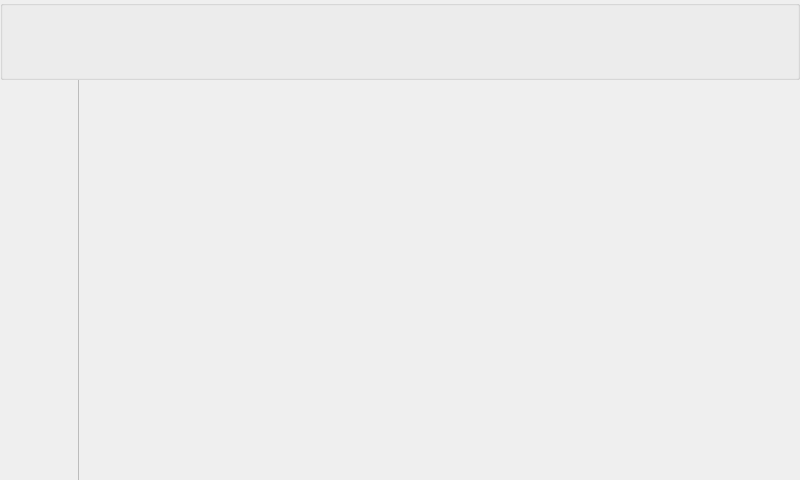
First picture: the form in BlocksScreen/lib/ui/mainWindow.ui, repository BlocksTechnology/BlocksScreen, before the edit.
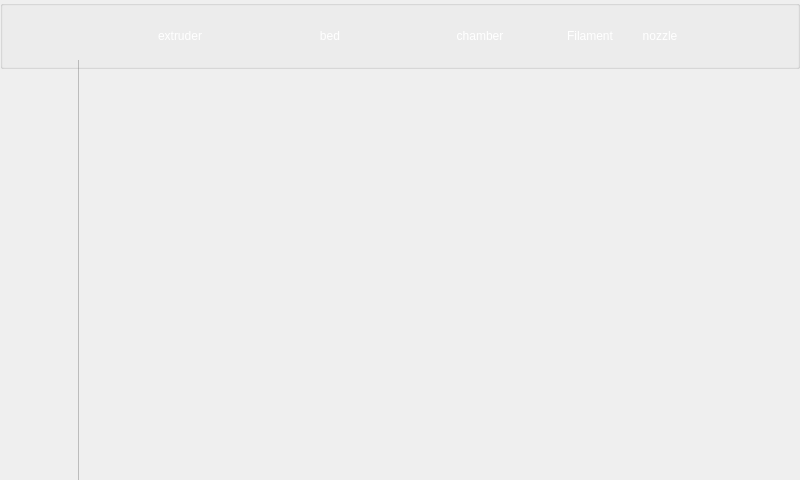
Second picture: the form after the edit. Icons and pictures are not drawn. Custom widgets are drawn as their Qt base class.

Commit message: Feature Dynamic chamber temp (#225)

Patch:
```diff
--- a/BlocksScreen/lib/ui/mainWindow.ui
+++ b/BlocksScreen/lib/ui/mainWindow.ui
@@ -169,981 +169,18 @@
     <string notr="true">#main_widget{background-image: url(:/background/media/1st_background.png);}
 </string>
    </property>
-   <layout class="QVBoxLayout" name="verticalLayout">
-    <property name="spacing">
-     <number>0</number>
-    </property>
-    <property name="sizeConstraint">
-     <enum>QLayout::SizeConstraint::SetMaximumSize</enum>
-    </property>
-    <property name="leftMargin">
-     <number>0</number>
-    </property>
-    <property name="topMargin">
-     <number>0</number>
-    </property>
-    <property name="rightMargin">
-     <number>0</number>
-    </property>
-    <property name="bottomMargin">
-     <number>0</number>
-    </property>
-    <item>
-     <widget class="QGroupBox" name="main_header_layout">
-      <property name="enabled">
-       <bool>true</bool>
-      </property>
-      <property name="sizePolicy">
-       <sizepolicy hsizetype="MinimumExpanding" vsizetype="MinimumExpanding">
-        <horstretch>2</horstretch>
-        <verstretch>1</verstretch>
-       </sizepolicy>
-      </property>
-      <property name="minimumSize">
-       <size>
-        <width>800</width>
-        <height>60</height>
-       </size>
-      </property>
-      <property name="maximumSize">
-       <size>
-        <width>1024</width>
-        <height>86</height>
-       </size>
-      </property>
-      <property name="sizeIncrement">
-       <size>
-        <width>0</width>
-        <height>0</height>
-       </size>
-      </property>
-      <property name="baseSize">
-       <size>
-        <width>800</width>
-        <height>60</height>
-       </size>
-      </property>
-      <property name="font">
-       <font>
-        <stylestrategy>PreferAntialias</stylestrategy>
-       </font>
-      </property>
-      <property name="cursor">
-       <cursorShape>BlankCursor</cursorShape>
-      </property>
-      <property name="layoutDirection">
-       <enum>Qt::LayoutDirection::LeftToRight</enum>
-      </property>
-      <property name="styleSheet">
-       <string notr="true">QWidget {
-	background-color: rgb(50,50,50);
-	color:rgb(255,255,255);
-	border-color : rgb(60,60,60);
-	selection-background-color: rgb(60,60,60);
-	gridline-color:rgb(60,60,60);
-	selection-color:rgb(60,60,60);
-}
-
-QGroupBox{
-	background-color: rgb(50,50,50);
-	border: none; 
-	border-color : rgb(60,60,60);
-	selection-background-color: rgb(60,60,60);
-	gridline-color:rgb(60,60,60);
-	selection-color:rgb(60,60,60);
-	
-}
-
-QFrame &gt; *{
-	background-color: rgb(50, 50, 50);
-	selection-background-color: rgb(60, 60, 60);
-	gridline-color: rgb(60, 60, 60);
-	color: rgb(255, 255, 255); 
-	selection-color: rgb(60, 60, 60);
-	border-bottom-color: rgb(60, 60, 60);
-	
-}
-
-
-QPushButton:pressed{
-	border: none;
-	background: transparent;
-}</string>
-      </property>
-      <property name="title">
-       <string/>
-      </property>
-      <property name="alignment">
-       <set>Qt::AlignmentFlag::AlignCenter</set>
-      </property>
-      <property name="flat">
-       <bool>true</bool>
-      </property>
-      <property name="checkable">
-       <bool>false</bool>
-      </property>
-      <layout class="QHBoxLayout" name="header_main_layout" stretch="2,0,0">
-       <property name="spacing">
-        <number>0</number>
-       </property>
-       <property name="sizeConstraint">
-        <enum>QLayout::SizeConstraint::SetMinimumSize</enum>
-       </property>
-       <property name="leftMargin">
-        <number>0</number>
-       </property>
-       <property name="topMargin">
-        <number>0</number>
-       </property>
-       <property name="rightMargin">
-        <number>0</number>
-       </property>
-       <property name="bottomMargin">
-        <number>0</number>
-       </property>
-       <item alignment="Qt::AlignmentFlag::AlignVCenter">
-        <widget class="QFrame" name="header_display_layout">
-         <property name="sizePolicy">
-          <sizepolicy hsizetype="MinimumExpanding" vsizetype="MinimumExpanding">
-           <horstretch>1</horstretch>
-           <verstretch>1</verstretch>
-          </sizepolicy>
-         </property>
-         <property name="minimumSize">
-          <size>
-           <width>600</width>
-           <height>60</height>
-          </size>
-         </property>
-         <property name="maximumSize">
-          <size>
-           <width>600</width>
-           <height>80</height>
-          </size>
-         </property>
-         <property name="palette">
-          <palette>
-           <active>
-            <colorrole role="WindowText">
-             <brush brushstyle="SolidPattern">
-              <color alpha="255">
-               <red>255</red>
-               <green>255</green>
-               <blue>255</blue>
-              </color>
-             </brush>
-            </colorrole>
-            <colorrole role="Button">
-             <brush brushstyle="SolidPattern">
-              <color alpha="255">
-               <red>50</red>
-               <green>50</green>
-               <blue>50</blue>
-              </color>
-             </brush>
-            </colorrole>
-            <colorrole role="Text">
-             <brush brushstyle="SolidPattern">
-              <color alpha="255">
-               <red>255</red>
-               <green>255</green>
-               <blue>255</blue>
-              </color>
-             </brush>
-            </colorrole>
-            <colorrole role="ButtonText">
-             <brush brushstyle="SolidPattern">
-              <color alpha="255">
-               <red>255</red>
-               <green>255</green>
-               <blue>255</blue>
-              </color>
-             </brush>
-            </colorrole>
-            <colorrole role="Base">
-             <brush brushstyle="SolidPattern">
-              <color alpha="255">
-               <red>50</red>
-               <green>50</green>
-               <blue>50</blue>
-              </color>
-             </brush>
-            </colorrole>
-            <colorrole role="Window">
-             <brush brushstyle="SolidPattern">
-              <color alpha="255">
-               <red>50</red>
-               <green>50</green>
-               <blue>50</blue>
-              </color>
-             </brush>
-            </colorrole>
-            <colorrole role="Highlight">
-             <brush brushstyle="SolidPattern">
-              <color alpha="255">
-               <red>60</red>
-               <green>60</green>
-               <blue>60</blue>
-              </color>
-             </brush>
-            </colorrole>
-            <colorrole role="HighlightedText">
-             <brush brushstyle="SolidPattern">
-              <color alpha="255">
-               <red>60</red>
-               <green>60</green>
-               <blue>60</blue>
-              </color>
-             </brush>
-            </colorrole>
-            <colorrole role="PlaceholderText">
-             <brush brushstyle="SolidPattern">
-              <color alpha="128">
-               <red>255</red>
-               <green>255</green>
-               <blue>255</blue>
-              </color>
-             </brush>
-            </colorrole>
-           </active>
-           <inactive>
-            <colorrole role="WindowText">
-             <brush brushstyle="SolidPattern">
-              <color alpha="255">
-               <red>255</red>
-               <green>255</green>
-               <blue>255</blue>
-              </color>
-             </brush>
-            </colorrole>
-            <colorrole role="Button">
-             <brush brushstyle="SolidPattern">
-              <color alpha="255">
-               <red>50</red>
-               <green>50</green>
-               <blue>50</blue>
-              </color>
-             </brush>
-            </colorrole>
-            <colorrole role="Text">
-             <brush brushstyle="SolidPattern">
-              <color alpha="255">
-               <red>255</red>
-               <green>255</green>
-               <blue>255</blue>
-              </color>
-             </brush>
-            </colorrole>
-            <colorrole role="ButtonText">
-             <brush brushstyle="SolidPattern">
-              <color alpha="255">
-               <red>255</red>
-               <green>255</green>
-               <blue>255</blue>
-              </color>
-             </brush>
-            </colorrole>
-            <colorrole role="Base">
-             <brush brushstyle="SolidPattern">
-              <color alpha="255">
-               <red>50</red>
-               <green>50</green>
-               <blue>50</blue>
-              </color>
-             </brush>
-            </colorrole>
-            <colorrole role="Window">
-             <brush brushstyle="SolidPattern">
-              <color alpha="255">
-               <red>50</red>
-               <green>50</green>
-               <blue>50</blue>
-              </color>
-             </brush>
-            </colorrole>
-            <colorrole role="Highlight">
-             <brush brushstyle="SolidPattern">
-              <color alpha="255">
-               <red>60</red>
-               <green>60</green>
-               <blue>60</blue>
-              </color>
-             </brush>
-            </colorrole>
-            <colorrole role="HighlightedText">
-             <brush brushstyle="SolidPattern">
-              <color alpha="255">
-               <red>60</red>
-               <green>60</green>
-               <blue>60</blue>
-              </color>
-             </brush>
-            </colorrole>
-            <colorrole role="PlaceholderText">
-             <brush brushstyle="SolidPattern">
-              <color alpha="128">
-               <red>255</red>
-               <green>255</green>
-               <blue>255</blue>
-              </color>
-             </brush>
-            </colorrole>
-           </inactive>
-           <disabled>
-            <colorrole role="WindowText">
-             <brush brushstyle="SolidPattern">
-              <color alpha="255">
-               <red>255</red>
-               <green>255</green>
-               <blue>255</blue>
-              </color>
-             </brush>
-            </colorrole>
-            <colorrole role="Button">
-             <brush brushstyle="SolidPattern">
-              <color alpha="255">
-               <red>50</red>
-               <green>50</green>
-               <blue>50</blue>
-              </color>
-             </brush>
-            </colorrole>
-            <colorrole role="Text">
-             <brush brushstyle="SolidPattern">
-              <color alpha="255">
-               <red>255</red>
-               <green>255</green>
-               <blue>255</blue>
-              </color>
-             </brush>
-            </colorrole>
-            <colorrole role="ButtonText">
-             <brush brushstyle="SolidPattern">
-              <color alpha="255">
-               <red>255</red>
-               <green>255</green>
-               <blue>255</blue>
-              </color>
-             </brush>
-            </colorrole>
-            <colorrole role="Base">
-             <brush brushstyle="SolidPattern">
-              <color alpha="255">
-               <red>50</red>
-               <green>50</green>
-               <blue>50</blue>
-              </color>
-             </brush>
-            </colorrole>
-            <colorrole role="Window">
-             <brush brushstyle="SolidPattern">
-              <color alpha="255">
-               <red>50</red>
-               <green>50</green>
-               <blue>50</blue>
-              </color>
-             </brush>
-            </colorrole>
-            <colorrole role="Highlight">
-             <brush brushstyle="SolidPattern">
-              <color alpha="255">
-               <red>60</red>
-               <green>60</green>
-               <blue>60</blue>
-              </color>
-             </brush>
-            </colorrole>
-            <colorrole role="HighlightedText">
-             <brush brushstyle="SolidPattern">
-              <color alpha="255">
-               <red>60</red>
-               <green>60</green>
-               <blue>60</blue>
-              </color>
-             </brush>
-            </colorrole>
-            <colorrole role="PlaceholderText">
-             <brush brushstyle="SolidPattern">
-              <color alpha="128">
-               <red>255</red>
-               <green>255</green>
-               <blue>255</blue>
-              </color>
-             </brush>
-            </colorrole>
-           </disabled>
-          </palette>
-         </property>
-         <property name="contextMenuPolicy">
-          <enum>Qt::ContextMenuPolicy::NoContextMenu</enum>
-         </property>
-         <property name="frameShape">
-          <enum>QFrame::Shape::NoFrame</enum>
-         </property>
-         <property name="frameShadow">
-          <enum>QFrame::Shadow::Plain</enum>
-         </property>
-         <property name="lineWidth">
-          <number>0</number>
-         </property>
-         <layout class="QGridLayout" name="header_grid_layout" rowstretch="0">
-          <property name="sizeConstraint">
-           <enum>QLayout::SizeConstraint::SetDefaultConstraint</enum>
-          </property>
-          <property name="leftMargin">
-           <number>0</number>
-          </property>
-          <property name="topMargin">
-           <number>0</number>
-          </property>
-          <property name="rightMargin">
-           <number>0</number>
-          </property>
-          <property name="bottomMargin">
-           <number>0</number>
-          </property>
-          <property name="horizontalSpacing">
-           <number>5</number>
-          </property>
-          <property name="verticalSpacing">
-           <number>0</number>
-          </property>
-          <item row="0" column="0">
-           <widget class="DisplayButton" name="extruder_temp_display">
-            <property name="sizePolicy">
-             <sizepolicy hsizetype="Minimum" vsizetype="Fixed">
-              <horstretch>1</horstretch>
-              <verstretch>1</verstretch>
-             </sizepolicy>
-            </property>
-            <property name="minimumSize">
-             <size>
-              <width>60</width>
-              <height>30</height>
-             </size>
-            </property>
-            <property name="maximumSize">
-             <size>
-              <width>140</width>
-              <height>60</height>
-             </size>
-            </property>
-            <property name="font">
-             <font>
-              <pointsize>10</pointsize>
-             </font>
-            </property>
-            <property name="autoFillBackground">
-             <bool>false</bool>
-            </property>
-            <property name="text">
-             <string/>
-            </property>
-            <property name="flat">
-             <bool>true</bool>
-            </property>
-            <property name="icon_pixmap" stdset="0">
-             <pixmap resource="resources/icon_resources.qrc">:/extruder_related/media/btn_icons/nozzle_topbar.svg</pixmap>
-            </property>
-            <property name="name" stdset="0">
-             <string>extruder_temperature_display</string>
-            </property>
-            <property name="button_type" stdset="0">
-             <string>secondary_display</string>
-            </property>
-           </widget>
-          </item>
-          <item row="0" column="2">
-           <widget class="IconButton" name="filament_type_icon">
-            <property name="sizePolicy">
-             <sizepolicy hsizetype="Fixed" vsizetype="Fixed">
-              <horstretch>1</horstretch>
-              <verstretch>1</verstretch>
-             </sizepolicy>
-            </property>
-            <property name="minimumSize">
-             <size>
-              <width>60</width>
-              <height>60</height>
-             </size>
-            </property>
-            <property name="maximumSize">
-             <size>
-              <width>60</width>
-              <height>60</height>
-             </size>
-            </property>
-            <property name="text">
-             <string/>
-            </property>
-            <property name="iconSize">
-             <size>
-              <width>16</width>
-              <height>16</height>
-             </size>
-            </property>
-            <property name="flat">
-             <bool>true</bool>
-            </property>
-            <property name="icon_pixmap" stdset="0">
-             <pixmap resource="resources/icon_resources.qrc">:/filament_related/media/btn_icons/load_filament.svg</pixmap>
-            </property>
-            <property name="name" stdset="0">
-             <string>filament_type_display</string>
-            </property>
-            <property name="button_type" stdset="0">
-             <string>icon_text</string>
-            </property>
-           </widget>
-          </item>
-          <item row="0" column="3">
-           <widget class="IconButton" name="nozzle_size_icon">
-            <property name="sizePolicy">
-             <sizepolicy hsizetype="Minimum" vsizetype="Fixed">
-              <horstretch>1</horstretch>
-              <verstretch>1</verstretch>
-             </sizepolicy>
-            </property>
-            <property name="minimumSize">
-             <size>
-              <width>60</width>
-              <height>60</height>
-             </size>
-            </property>
-            <property name="maximumSize">
-             <size>
-              <width>60</width>
-              <height>60</height>
-             </size>
-            </property>
-            <property name="text">
-             <string/>
-            </property>
-            <property name="iconSize">
-             <size>
-              <width>60</width>
-              <height>60</height>
-             </size>
-            </property>
-            <property name="flat">
-             <bool>true</bool>
-            </property>
-            <property name="icon_pixmap" stdset="0">
-             <pixmap resource="resources/icon_resources.qrc">:/temperature_related/media/btn_icons/standart_temperature.svg</pixmap>
-            </property>
-            <property name="button_type" stdset="0">
-             <string>icon_text</string>
-            </property>
-           </widget>
-          </item>
-          <item row="0" column="1">
-           <widget class="DisplayButton" name="bed_temp_display">
-            <property name="sizePolicy">
-             <sizepolicy hsizetype="MinimumExpanding" vsizetype="MinimumExpanding">
-              <horstretch>1</horstretch>
-              <verstretch>1</verstretch>
-             </sizepolicy>
-            </property>
-            <property name="minimumSize">
-             <size>
-              <width>60</width>
-              <height>30</height>
-             </size>
-            </property>
-            <property name="maximumSize">
-             <size>
-              <width>140</width>
-              <height>60</height>
-             </size>
-            </property>
-            <property name="palette">
-             <palette>
-              <active>
-               <colorrole role="WindowText">
-                <brush brushstyle="SolidPattern">
-                 <color alpha="255">
-                  <red>255</red>
-                  <green>255</green>
-                  <blue>255</blue>
-                 </color>
-                </brush>
-               </colorrole>
-               <colorrole role="Button">
-                <brush brushstyle="SolidPattern">
-                 <color alpha="255">
-                  <red>50</red>
-                  <green>50</green>
-                  <blue>50</blue>
-                 </color>
-                </brush>
-               </colorrole>
-               <colorrole role="Text">
-                <brush brushstyle="SolidPattern">
-                 <color alpha="255">
-                  <red>255</red>
-                  <green>255</green>
-                  <blue>255</blue>
-                 </color>
-                </brush>
-               </colorrole>
-               <colorrole role="ButtonText">
-                <brush brushstyle="SolidPattern">
-                 <color alpha="255">
-                  <red>255</red>
-                  <green>255</green>
-                  <blue>255</blue>
-                 </color>
-                </brush>
-               </colorrole>
-               <colorrole role="Base">
-                <brush brushstyle="SolidPattern">
-                 <color alpha="255">
-                  <red>50</red>
-                  <green>50</green>
-                  <blue>50</blue>
-                 </color>
-                </brush>
-               </colorrole>
-               <colorrole role="Window">
-                <brush brushstyle="SolidPattern">
-                 <color alpha="255">
-                  <red>50</red>
-                  <green>50</green>
-                  <blue>50</blue>
-                 </color>
-                </brush>
-               </colorrole>
-               <colorrole role="Highlight">
-                <brush brushstyle="SolidPattern">
-                 <color alpha="255">
-                  <red>60</red>
-                  <green>60</green>
-                  <blue>60</blue>
-                 </color>
-                </brush>
-               </colorrole>
-               <colorrole role="HighlightedText">
-                <brush brushstyle="SolidPattern">
-                 <color alpha="255">
-                  <red>60</red>
-                  <green>60</green>
-                  <blue>60</blue>
-                 </color>
-                </brush>
-               </colorrole>
-               <colorrole role="PlaceholderText">
-                <brush brushstyle="SolidPattern">
-                 <color alpha="128">
-                  <red>255</red>
-                  <green>255</green>
-                  <blue>255</blue>
-                 </color>
-                </brush>
-               </colorrole>
-              </active>
-              <inactive>
-               <colorrole role="WindowText">
-                <brush brushstyle="SolidPattern">
-                 <color alpha="255">
-                  <red>255</red>
-                  <green>255</green>
-                  <blue>255</blue>
-                 </color>
-                </brush>
-               </colorrole>
-               <colorrole role="Button">
-                <brush brushstyle="SolidPattern">
-                 <color alpha="255">
-                  <red>50</red>
-                  <green>50</green>
-                  <blue>50</blue>
-                 </color>
-                </brush>
-               </colorrole>
-               <colorrole role="Text">
-                <brush brushstyle="SolidPattern">
-                 <color alpha="255">
-                  <red>255</red>
-                  <green>255</green>
-                  <blue>255</blue>
-                 </color>
-                </brush>
-               </colorrole>
-               <colorrole role="ButtonText">
-                <brush brushstyle="SolidPattern">
-                 <color alpha="255">
-                  <red>255</red>
-                  <green>255</green>
-                  <blue>255</blue>
-                 </color>
-                </brush>
-               </colorrole>
-               <colorrole role="Base">
-                <brush brushstyle="SolidPattern">
-                 <color alpha="255">
-                  <red>50</red>
-                  <green>50</green>
-                  <blue>50</blue>
-                 </color>
-                </brush>
-               </colorrole>
-               <colorrole role="Window">
-                <brush brushstyle="SolidPattern">
-                 <color alpha="255">
-                  <red>50</red>
-                  <green>50</green>
-                  <blue>50</blue>
-                 </color>
-                </brush>
-               </colorrole>
-               <colorrole role="Highlight">
-                <brush brushstyle="SolidPattern">
-                 <color alpha="255">
-                  <red>60</red>
-                  <green>60</green>
-                  <blue>60</blue>
-                 </color>
-                </brush>
-               </colorrole>
-               <colorrole role="HighlightedText">
-                <brush brushstyle="SolidPattern">
-                 <color alpha="255">
-                  <red>60</red>
-                  <green>60</green>
-                  <blue>60</blue>
-                 </color>
-                </brush>
-               </colorrole>
-               <colorrole role="PlaceholderText">
-                <brush brushstyle="SolidPattern">
-                 <color alpha="128">
-                  <red>255</red>
-                  <green>255</green>
-                  <blue>255</blue>
-                 </color>
-                </brush>
-               </colorrole>
-              </inactive>
-              <disabled>
-               <colorrole role="WindowText">
-                <brush brushstyle="SolidPattern">
-                 <color alpha="255">
-                  <red>255</red>
-                  <green>255</green>
-                  <blue>255</blue>
-                 </color>
-                </brush>
-               </colorrole>
-               <colorrole role="Button">
-                <brush brushstyle="SolidPattern">
-                 <color alpha="255">
-                  <red>50</red>
-                  <green>50</green>
-                  <blue>50</blue>
-                 </color>
-                </brush>
-               </colorrole>
-               <colorrole role="Text">
-                <brush brushstyle="SolidPattern">
-                 <color alpha="255">
-                  <red>255</red>
-                  <green>255</green>
-                  <blue>255</blue>
-                 </color>
-                </brush>
-               </colorrole>
-               <colorrole role="ButtonText">
-                <brush brushstyle="SolidPattern">
-                 <color alpha="255">
-                  <red>255</red>
-                  <green>255</green>
-                  <blue>255</blue>
-                 </color>
-                </brush>
-               </colorrole>
-               <colorrole role="Base">
-                <brush brushstyle="SolidPattern">
-                 <color alpha="255">
-                  <red>50</red>
-                  <green>50</green>
-                  <blue>50</blue>
-                 </color>
-                </brush>
-               </colorrole>
-               <colorrole role="Window">
-                <brush brushstyle="SolidPattern">
-                 <color alpha="255">
-                  <red>50</red>
-                  <green>50</green>
-                  <blue>50</blue>
-                 </color>
-                </brush>
-               </colorrole>
-               <colorrole role="Highlight">
-                <brush brushstyle="SolidPattern">
-                 <color alpha="255">
-                  <red>60</red>
-                  <green>60</green>
-                  <blue>60</blue>
-                 </color>
-                </brush>
-               </colorrole>
-               <colorrole role="HighlightedText">
-                <brush brushstyle="SolidPattern">
-                 <color alpha="255">
-                  <red>60</red>
-                  <green>60</green>
-                  <blue>60</blue>
-                 </color>
-                </brush>
-               </colorrole>
-               <colorrole role="PlaceholderText">
-                <brush brushstyle="SolidPattern">
-                 <color alpha="128">
-                  <red>255</red>
-                  <green>255</green>
-                  <blue>255</blue>
-                 </color>
-                </brush>
-               </colorrole>
-              </disabled>
-             </palette>
-            </property>
-            <property name="font">
-             <font>
-              <pointsize>10</pointsize>
-             </font>
-            </property>
-            <property name="text">
-             <string/>
-            </property>
-            <property name="checkable">
-             <bool>false</bool>
-            </property>
-            <property name="default">
-             <bool>false</bool>
-            </property>
-            <property name="flat">
-             <bool>true</bool>
-            </property>
-            <property name="icon_pixmap" stdset="0">
-             <pixmap resource="resources/icon_resources.qrc">:/temperature_related/media/btn_icons/temperature_plate.svg</pixmap>
-            </property>
-            <property name="name" stdset="0">
-             <string>bed_temperature_display</string>
-            </property>
-            <property name="button_type" stdset="0">
-             <string>secondary_display</string>
-            </property>
-           </widget>
-          </item>
-         </layout>
-         <zorder>filament_type_icon</zorder>
-         <zorder>extruder_temp_display</zorder>
-         <zorder>bed_temp_display</zorder>
-         <zorder>nozzle_size_icon</zorder>
-        </widget>
-       </item>
-       <item>
-        <widget class="IconButton" name="notification_btn">
-         <property name="sizePolicy">
-          <sizepolicy hsizetype="Minimum" vsizetype="Fixed">
-           <horstretch>1</horstretch>
-           <verstretch>1</verstretch>
-          </sizepolicy>
-         </property>
-         <property name="minimumSize">
-          <size>
-           <width>60</width>
-           <height>60</height>
-          </size>
-         </property>
-         <property name="maximumSize">
-          <size>
-           <width>60</width>
-           <height>60</height>
-          </size>
-         </property>
-         <property name="text">
-          <string/>
-         </property>
-         <property name="iconSize">
-          <size>
-           <width>60</width>
-           <height>60</height>
-          </size>
-         </property>
-         <property name="flat">
-          <bool>true</bool>
-         </property>
-         <property name="icon_pixmap" stdset="0">
-          <pixmap resource="resources/icon_resources.qrc">:/ui/media/btn_icons/notification.svg</pixmap>
-         </property>
-         <property name="button_type" stdset="0">
-          <string>icon_text</string>
-         </property>
-        </widget>
-       </item>
-       <item alignment="Qt::AlignmentFlag::AlignRight|Qt::AlignmentFlag::AlignTop">
-        <widget class="IconButton" name="wifi_button">
-         <property name="enabled">
-          <bool>true</bool>
-         </property>
-         <property name="sizePolicy">
-          <sizepolicy hsizetype="MinimumExpanding" vsizetype="MinimumExpanding">
-           <horstretch>1</horstretch>
-           <verstretch>1</verstretch>
-          </sizepolicy>
-         </property>
-         <property name="minimumSize">
-          <size>
-           <width>60</width>
-           <height>60</height>
-          </size>
-         </property>
-         <property name="maximumSize">
-          <size>
-           <width>60</width>
-           <height>60</height>
-          </size>
-         </property>
-         <property name="styleSheet">
-          <string notr="true"/>
-         </property>
-         <property name="text">
-          <string/>
-         </property>
-         <property name="iconSize">
-          <size>
-           <width>16</width>
-           <height>16</height>
-          </size>
-         </property>
-         <property name="checkable">
-          <bool>false</bool>
-         </property>
-         <property name="checked">
-          <bool>false</bool>
-         </property>
-         <property name="flat">
-          <bool>true</bool>
-         </property>
-         <property name="button_type" stdset="0">
-          <string>icon</string>
-         </property>
-         <property name="icon_pixmap" stdset="0">
-          <pixmap>:/network/media/btn_icons/3bar_wifi.svg</pixmap>
-         </property>
-        </widget>
-       </item>
-      </layout>
-     </widget>
-    </item>
-    <item>
      <widget class="NotificationQTabWidget" name="main_content_widget">
       <property name="enabled">
        <bool>true</bool>
       </property>
+    <property name="geometry">
+     <rect>
+      <x>0</x>
+      <y>60</y>
+      <width>800</width>
+      <height>420</height>
+     </rect>
+    </property>
       <property name="sizePolicy">
        <sizepolicy hsizetype="MinimumExpanding" vsizetype="MinimumExpanding">
         <horstretch>1</horstretch>
@@ -1158,8 +195,8 @@
       </property>
       <property name="maximumSize">
        <size>
-        <width>800</width>
-        <height>16777215</height>
+      <width>1024</width>
+      <height>720</height>
        </size>
       </property>
       <property name="baseSize">
@@ -1374,8 +411,369 @@
        </attribute>
       </widget>
      </widget>
-    </item>
-   </layout>
+   <widget class="QGroupBox" name="main_header_layout">
+    <property name="enabled">
+     <bool>true</bool>
+    </property>
+    <property name="geometry">
+     <rect>
+      <x>0</x>
+      <y>0</y>
+      <width>800</width>
+      <height>60</height>
+     </rect>
+    </property>
+    <property name="sizePolicy">
+     <sizepolicy hsizetype="MinimumExpanding" vsizetype="MinimumExpanding">
+      <horstretch>2</horstretch>
+      <verstretch>1</verstretch>
+     </sizepolicy>
+    </property>
+    <property name="minimumSize">
+     <size>
+      <width>800</width>
+      <height>60</height>
+     </size>
+    </property>
+    <property name="maximumSize">
+     <size>
+      <width>1024</width>
+      <height>80</height>
+     </size>
+    </property>
+    <property name="sizeIncrement">
+     <size>
+      <width>1</width>
+      <height>1</height>
+     </size>
+    </property>
+    <property name="baseSize">
+     <size>
+      <width>800</width>
+      <height>60</height>
+     </size>
+    </property>
+    <property name="font">
+     <font>
+      <stylestrategy>PreferAntialias</stylestrategy>
+     </font>
+    </property>
+    <property name="cursor">
+     <cursorShape>BlankCursor</cursorShape>
+    </property>
+    <property name="layoutDirection">
+     <enum>Qt::LeftToRight</enum>
+    </property>
+    <property name="styleSheet">
+     <string notr="true">QWidget {
+	background-color: rgb(50,50,50);
+	color:rgb(255,255,255);
+	border-color : rgb(60,60,60);
+	selection-background-color: rgb(60,60,60);
+	gridline-color:rgb(60,60,60);
+	selection-color:rgb(60,60,60);
+}
+
+QGroupBox{
+	background-color: rgb(50,50,50);
+	border: none; 
+	border-color : rgb(60,60,60);
+	selection-background-color: rgb(60,60,60);
+	gridline-color:rgb(60,60,60);
+	selection-color:rgb(60,60,60);
+	
+}
+
+QFrame &gt; *{
+	background-color: rgb(50, 50, 50);
+	selection-background-color: rgb(60, 60, 60);
+	gridline-color: rgb(60, 60, 60);
+	color: rgb(255, 255, 255); 
+	selection-color: rgb(60, 60, 60);
+	border-bottom-color: rgb(60, 60, 60);
+	
+}
+
+
+QPushButton:pressed{
+	border: none;
+	background: transparent;
+}</string>
+    </property>
+    <property name="title">
+     <string/>
+    </property>
+    <property name="alignment">
+     <set>Qt::AlignJustify|Qt::AlignVCenter</set>
+    </property>
+    <property name="flat">
+     <bool>true</bool>
+    </property>
+    <property name="checkable">
+     <bool>false</bool>
+    </property>
+    <layout class="QHBoxLayout" name="header_main_layout" stretch="0,1,1,1,0,0,0">
+     <property name="spacing">
+      <number>10</number>
+     </property>
+     <property name="sizeConstraint">
+      <enum>QLayout::SetMinimumSize</enum>
+     </property>
+     <property name="leftMargin">
+      <number>5</number>
+     </property>
+     <property name="topMargin">
+      <number>0</number>
+     </property>
+     <property name="rightMargin">
+      <number>5</number>
+     </property>
+     <property name="bottomMargin">
+      <number>0</number>
+     </property>
+     <item alignment="Qt::AlignLeft">
+      <widget class="IconButton" name="notification_btn">
+       <property name="sizePolicy">
+        <sizepolicy hsizetype="Minimum" vsizetype="Fixed">
+         <horstretch>1</horstretch>
+         <verstretch>1</verstretch>
+        </sizepolicy>
+       </property>
+       <property name="minimumSize">
+        <size>
+         <width>60</width>
+         <height>60</height>
+        </size>
+       </property>
+       <property name="maximumSize">
+        <size>
+         <width>60</width>
+         <height>60</height>
+        </size>
+       </property>
+       <property name="text">
+        <string/>
+       </property>
+       <property name="iconSize">
+        <size>
+         <width>60</width>
+         <height>60</height>
+        </size>
+       </property>
+       <property name="flat">
+        <bool>true</bool>
+       </property>
+       <property name="icon_pixmap" stdset="0">
+        <pixmap resource="resources/icon_resources.qrc">:/ui/media/btn_icons/notification.svg</pixmap>
+       </property>
+       <property name="button_type" stdset="0">
+        <string>icon_text</string>
+       </property>
+      </widget>
+     </item>
+     <item alignment="Qt::AlignHCenter">
+      <widget class="DisplayButton" name="extruder_temp_display">
+       <property name="minimumSize">
+        <size>
+         <width>140</width>
+         <height>60</height>
+        </size>
+       </property>
+       <property name="maximumSize">
+        <size>
+         <width>160</width>
+         <height>60</height>
+        </size>
+       </property>
+       <property name="text">
+        <string>extruder</string>
+       </property>
+       <property name="flat">
+        <bool>true</bool>
+       </property>
+       <property name="button_type" stdset="0">
+        <string>secondary_display</string>
+       </property>
+       <property name="icon_pixmap" stdset="0">
+        <pixmap resource="resources/icon_resources.qrc">:/extruder_related/media/btn_icons/nozzle_topbar.svg</pixmap>
+       </property>
+       <property name="name" stdset="0">
+        <string>extruder_temperature_display</string>
+       </property>
+      </widget>
+     </item>
+     <item alignment="Qt::AlignHCenter">
+      <widget class="DisplayButton" name="bed_temp_display">
+       <property name="minimumSize">
+        <size>
+         <width>140</width>
+         <height>60</height>
+        </size>
+       </property>
+       <property name="maximumSize">
+        <size>
+         <width>160</width>
+         <height>60</height>
+        </size>
+       </property>
+       <property name="text">
+        <string>bed</string>
+       </property>
+       <property name="flat">
+        <bool>true</bool>
+       </property>
+       <property name="button_type" stdset="0">
+        <string>secondary_display</string>
+       </property>
+       <property name="icon_pixmap" stdset="0">
+        <pixmap resource="resources/icon_resources.qrc">:/temperature_related/media/btn_icons/temperature_plate.svg</pixmap>
+       </property>
+      </widget>
+     </item>
+     <item alignment="Qt::AlignHCenter">
+      <widget class="DisplayButton" name="chamber_temp_display">
+       <property name="minimumSize">
+        <size>
+         <width>140</width>
+         <height>60</height>
+        </size>
+       </property>
+       <property name="maximumSize">
+        <size>
+         <width>160</width>
+         <height>60</height>
+        </size>
+       </property>
+       <property name="text">
+        <string>chamber</string>
+       </property>
+       <property name="flat">
+        <bool>true</bool>
+       </property>
+       <property name="icon_pixmap" stdset="0">
+        <pixmap resource="resources/top_bar_resources.qrc">:/top_bar_icons/media/topbar/chamber_temp_topbar.svg</pixmap>
+       </property>
+       <property name="display_format" stdset="0">
+        <string>dual</string>
+       </property>
+       <property name="button_type" stdset="0">
+        <string>display_secondary</string>
+       </property>
+       <property name="secondary_pixmap" stdset="0">
+        <pixmap resource="resources/icon_resources.qrc">:/temperature_related/media/btn_icons/humidity.svg</pixmap>
+       </property>
+      </widget>
+     </item>
+     <item alignment="Qt::AlignHCenter">
+      <widget class="IconButton" name="filament_type_icon">
+       <property name="minimumSize">
+        <size>
+         <width>60</width>
+         <height>60</height>
+        </size>
+       </property>
+       <property name="maximumSize">
+        <size>
+         <width>60</width>
+         <height>60</height>
+        </size>
+       </property>
+       <property name="text">
+        <string>Filament</string>
+       </property>
+       <property name="flat">
+        <bool>true</bool>
+       </property>
+       <property name="icon_pixmap" stdset="0">
+        <pixmap resource="resources/icon_resources.qrc">:/filament_related/media/btn_icons/load_filament.svg</pixmap>
+       </property>
+       <property name="button_type" stdset="0">
+        <string>icon_text</string>
+       </property>
+      </widget>
+     </item>
+     <item alignment="Qt::AlignHCenter">
+      <widget class="IconButton" name="nozzle_size_icon">
+       <property name="minimumSize">
+        <size>
+         <width>60</width>
+         <height>60</height>
+        </size>
+       </property>
+       <property name="maximumSize">
+        <size>
+         <width>60</width>
+         <height>60</height>
+        </size>
+       </property>
+       <property name="text">
+        <string>nozzle</string>
+       </property>
+       <property name="flat">
+        <bool>true</bool>
+       </property>
+       <property name="button_type" stdset="0">
+        <string>icon_text</string>
+       </property>
+       <property name="icon_pixmap" stdset="0">
+        <pixmap resource="resources/icon_resources.qrc">:/temperature_related/media/btn_icons/standart_temperature.svg</pixmap>
+       </property>
+      </widget>
+     </item>
+     <item alignment="Qt::AlignRight|Qt::AlignTop">
+      <widget class="IconButton" name="wifi_button">
+       <property name="enabled">
+        <bool>true</bool>
+       </property>
+       <property name="sizePolicy">
+        <sizepolicy hsizetype="MinimumExpanding" vsizetype="MinimumExpanding">
+         <horstretch>1</horstretch>
+         <verstretch>1</verstretch>
+        </sizepolicy>
+       </property>
+       <property name="minimumSize">
+        <size>
+         <width>60</width>
+         <height>60</height>
+        </size>
+       </property>
+       <property name="maximumSize">
+        <size>
+         <width>60</width>
+         <height>60</height>
+        </size>
+       </property>
+       <property name="styleSheet">
+        <string notr="true"/>
+       </property>
+       <property name="text">
+        <string/>
+       </property>
+       <property name="iconSize">
+        <size>
+         <width>16</width>
+         <height>16</height>
+        </size>
+       </property>
+       <property name="checkable">
+        <bool>false</bool>
+       </property>
+       <property name="checked">
+        <bool>false</bool>
+       </property>
+       <property name="flat">
+        <bool>true</bool>
+       </property>
+       <property name="button_type" stdset="0">
+        <string>icon</string>
+       </property>
+       <property name="icon_pixmap" stdset="0">
+        <pixmap resource="resources/icon_resources.qrc">:/network/media/btn_icons/network/3bar_wifi.svg</pixmap>
+       </property>
+      </widget>
+     </item>
+    </layout>
+   </widget>
   </widget>
  </widget>
  <customwidgets>
```
Left out of the diff: 17 changed lines with no effect on the pictures. Lines whose indentation alone changed are shown as unchanged. The commit also changes 7 other files.
